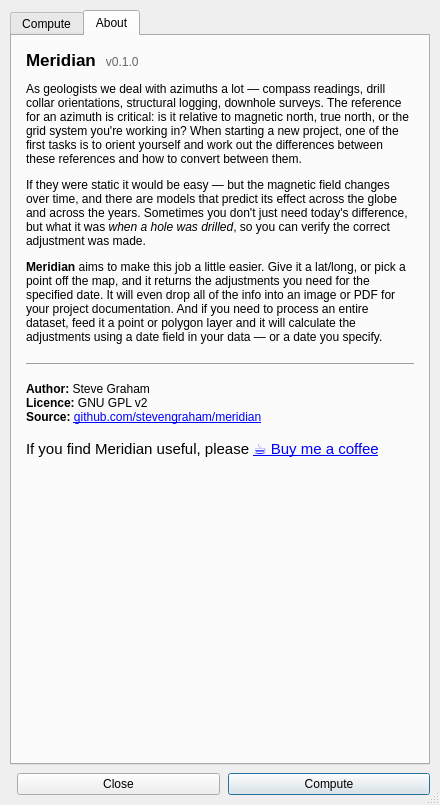
Above: dialog_base.ui from stevengraham/meridian before the change. Below: the same form after it.
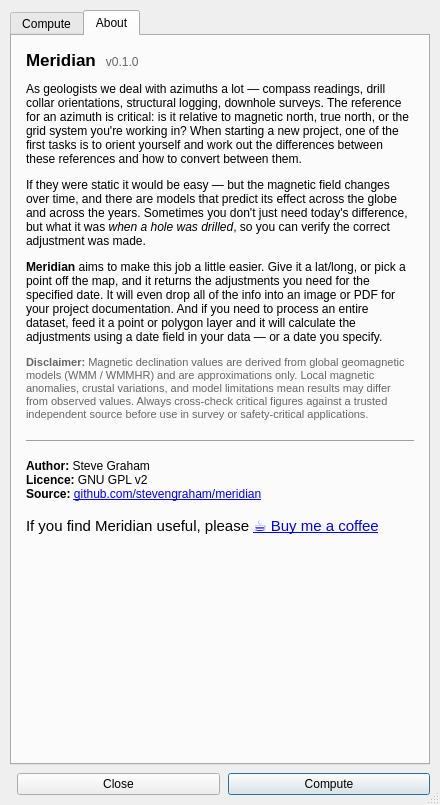
That is the form after the change. The open tabs and pages were chosen to show the change.

Commit message: Add accuracy disclaimer to About tab; bump coffee link text

What changed in the file:
```diff
--- a/dialog_base.ui
+++ b/dialog_base.ui
@@ -250,6 +250,9 @@
 &lt;p&gt;As geologists we deal with azimuths a lot — compass readings, drill collar orientations, structural logging, downhole surveys. The reference for an azimuth is critical: is it relative to magnetic north, true north, or the grid system you're working in? When starting a new project, one of the first tasks is to orient yourself and work out the differences between these references and how to convert between them.&lt;/p&gt;
 &lt;p&gt;If they were static it would be easy — but the magnetic field changes over time, and there are models that predict its effect across the globe and across the years. Sometimes you don't just need today's difference, but what it was &lt;i&gt;when a hole was drilled&lt;/i&gt;, so you can verify the correct adjustment was made.&lt;/p&gt;
 &lt;p&gt;&lt;b&gt;Meridian&lt;/b&gt; aims to make this job a little easier. Give it a lat/long, or pick a point off the map, and it returns the adjustments you need for the specified date. It will even drop all of the info into an image or PDF for your project documentation. And if you need to process an entire dataset, feed it a point or polygon layer and it will calculate the adjustments using a date field in your data — or a date you specify.&lt;/p&gt;
+&lt;p style="color:#666; font-size:8pt; margin-top:12px;"&gt;
+&lt;b&gt;Disclaimer:&lt;/b&gt; Magnetic declination values are derived from global geomagnetic models (WMM / WMMHR) and are approximations only. Local magnetic anomalies, crustal variations, and model limitations mean results may differ from observed values. Always cross-check critical figures against a trusted independent source before use in survey or safety-critical applications.
+&lt;/p&gt;
 &lt;hr/&gt;
 &lt;p&gt;
 &lt;b&gt;Author:&lt;/b&gt; Steve Graham&lt;br/&gt;
```
